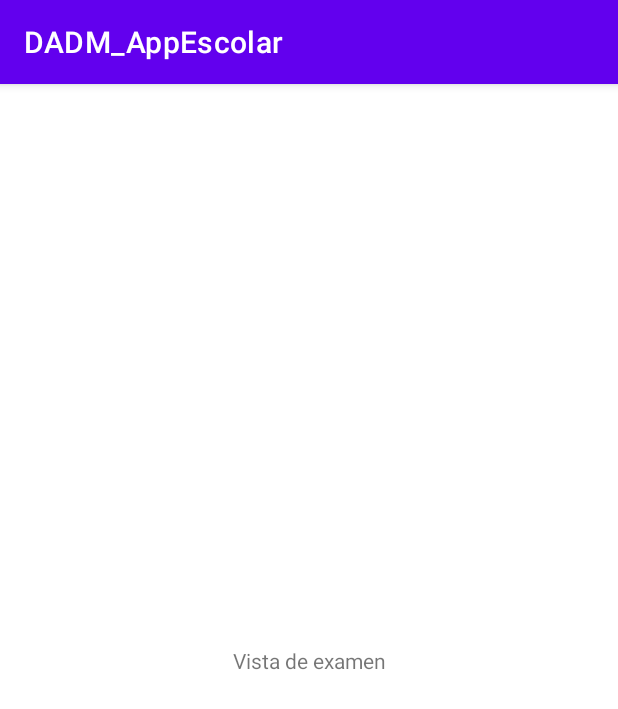
After one commit to areyes403/ProyectoU1Moviles, an Android app: the ExamenActivity screen opened directly, with no data from a screen before it, on a phone screen of 412 x 824 dp. The commit adds this screen. Shown: the top 709 px of the screen. Run offline under Robolectric (Android 15) with nearby library versions, the phone set to English and light mode, and no system bars.

Commit message:
Vista Generica de examen
Se agrego el evento de invocar al activity examen, para probar

```diff
--- a/app/src/main/AndroidManifest.xml
+++ b/app/src/main/AndroidManifest.xml
@@ -11,10 +11,10 @@
         android:roundIcon="@mipmap/ic_launcher_round"
         android:supportsRtl="true"
         android:theme="@style/Theme.DADM_A_U1AppEscolar">
-        <activity android:name=".MostrarMateriasActivity"></activity>
+        <activity android:name=".ExamenActivity"></activity>
+        <activity android:name=".MostrarMateriasActivity" />
         <activity android:name=".MostrarMaterias" />
         <activity android:name=".MainActivity2" />
-        <activity android:name=".ExamenActivity" />
         <activity android:name=".ScheduleActivity" />
         <activity android:name=".AcademicAdvanceActivity" />
         <activity android:name=".KardexActivity" />
--- /dev/null
+++ b/app/src/main/java/mx/edu/itm/link/dadm_a_u1appescolar/ExamenActivity.kt
@@ -0,0 +1,11 @@
+package mx.edu.itm.link.dadm_a_u1appescolar
+
+import androidx.appcompat.app.AppCompatActivity
+import android.os.Bundle
+
+class ExamenActivity : AppCompatActivity() {
+    override fun onCreate(savedInstanceState: Bundle?) {
+        super.onCreate(savedInstanceState)
+        setContentView(R.layout.activity_examen)
+    }
+}
--- /dev/null
+++ b/app/src/main/res/layout/activity_examen.xml
@@ -0,0 +1,18 @@
+<?xml version="1.0" encoding="utf-8"?>
+<androidx.constraintlayout.widget.ConstraintLayout xmlns:android="http://schemas.android.com/apk/res/android"
+    xmlns:app="http://schemas.android.com/apk/res-auto"
+    xmlns:tools="http://schemas.android.com/tools"
+    android:layout_width="match_parent"
+    android:layout_height="match_parent"
+    tools:context=".ExamenActivity">
+
+    <TextView
+        android:id="@+id/textView"
+        android:layout_width="wrap_content"
+        android:layout_height="wrap_content"
+        android:text="Vista de examen"
+        app:layout_constraintBottom_toBottomOf="parent"
+        app:layout_constraintEnd_toEndOf="parent"
+        app:layout_constraintStart_toStartOf="parent"
+        app:layout_constraintTop_toTopOf="parent" />
+</androidx.constraintlayout.widget.ConstraintLayout>
--- a/app/src/main/res/values/strings.xml
+++ b/app/src/main/res/values/strings.xml
@@ -4,8 +4,8 @@
         {
             "alumnos" : [
                 {
-                    "no_control":"21120001",
-                    "nombre":"Alex",
+                    "no_control":"18120230",
+                    "nombre":"Abraham",
                     "carrera":"ITICs",
                     "semestre":7,
                     "contrasenia":"12345"
```
Also changed, not shown: app/src/main/java/mx/edu/itm/link/dadm_a_u1appescolar/MostrarMateriasActivity.kt (+11 -0 lines), app/src/main/res/layout/activity_mostrar_materias.xml (+25 -8 lines), app/src/main/res/layout/row_mostrar_materias.xml (+1 -6 lines).
